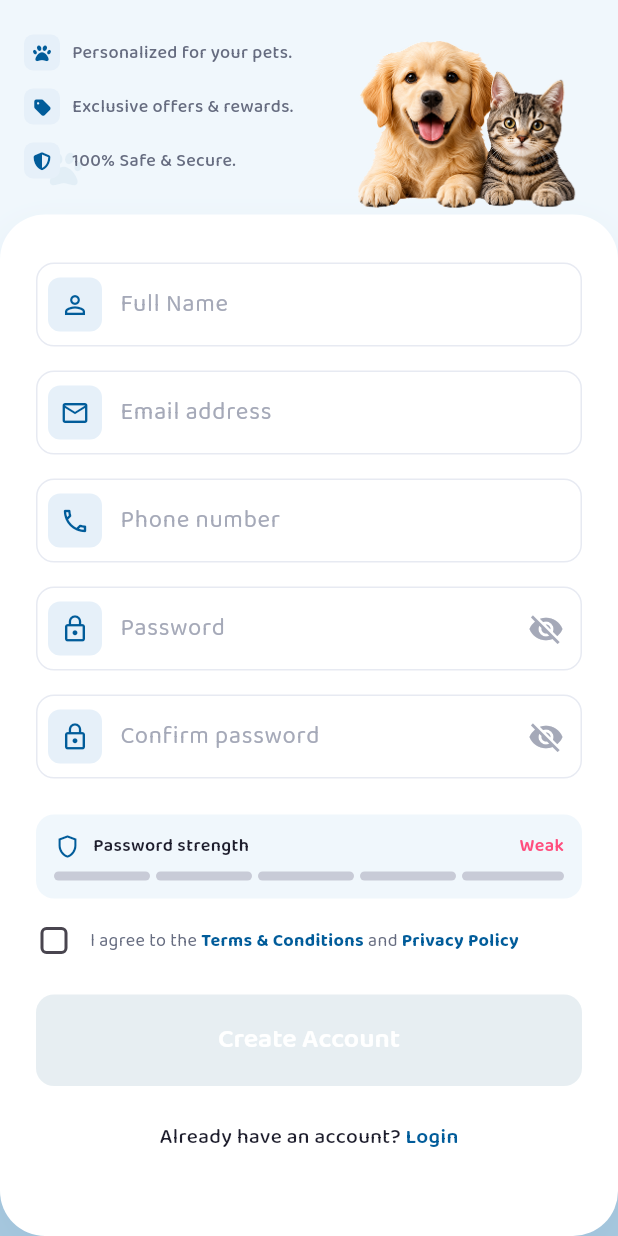
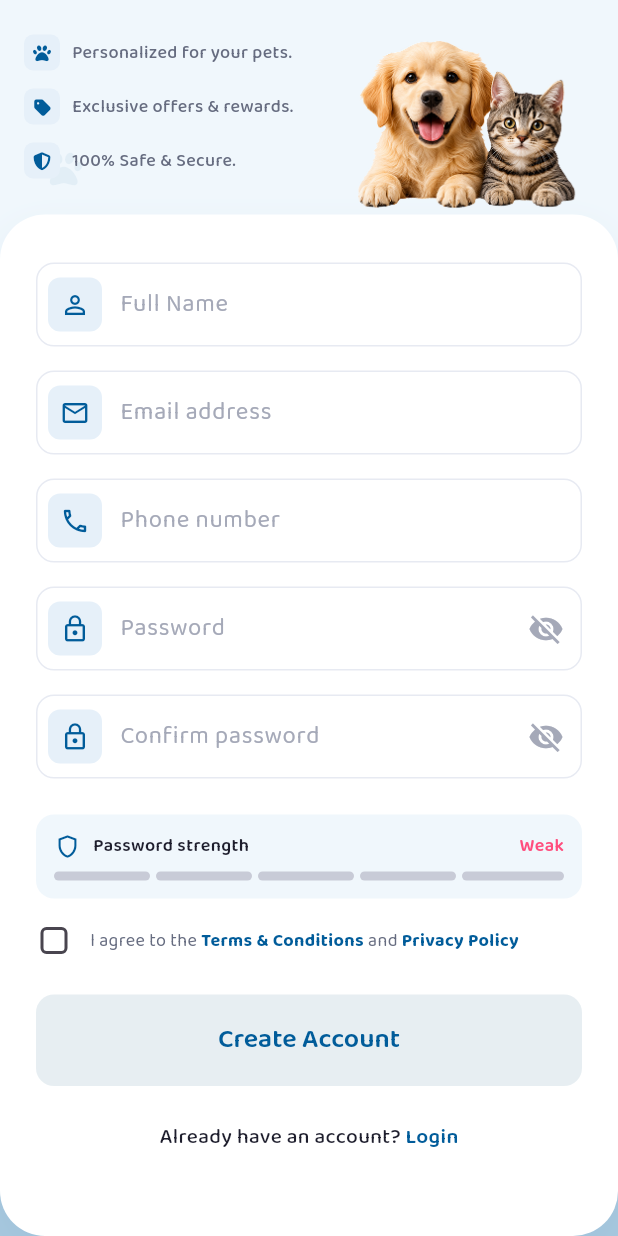
Before and after one commit to Asim-9812/nextrestrov2, a Flutter app: the SignUpPage screen opened directly, scrolled down 225 dp, on a phone screen of 412 x 824 dp. Run offline on Flutter 3.47's test engine with Material 3 defaults, Android fonts, the phone set to English and light mode, and no system bars; our stand-ins replace animate_do, dartz, device_preview, dio, equatable, firebase_core and 9 more; missing offline and left inert: onesignal_flutter; accounts and stored records are empty; network calls fail.

Commit message:
style: set input cursor and progress indicators to primary theme color

```diff
--- a/lib/core/theme/app_theme.dart
+++ b/lib/core/theme/app_theme.dart
@@ -24,6 +24,11 @@ class AppTheme {
     elevatedButtonTheme: AppButtonTheme.lightElevatedButtonTheme,
     outlinedButtonTheme: AppButtonTheme.lightOutlinedButtonTheme,
     inputDecorationTheme: AppInputTheme.lightInputDecorationTheme,
+    textSelectionTheme: const TextSelectionThemeData(
+      cursorColor: AppColors.primary,
+      selectionColor: AppColors.primarySoft,
+      selectionHandleColor: AppColors.primary,
+    ),
     appBarTheme: AppBarTheme(
       elevation: 0,
       centerTitle: false,
@@ -49,5 +54,9 @@ class AppTheme {
         return Colors.transparent;
       }),
     ),
+    progressIndicatorTheme: const ProgressIndicatorThemeData(
+      color: AppColors.primary,
+      refreshBackgroundColor: Colors.white,
+    ),
   );
 }
--- a/lib/features/auth/presentation/pages/sign_up_page.dart
+++ b/lib/features/auth/presentation/pages/sign_up_page.dart
@@ -391,7 +391,7 @@ class _SignUpPageState extends State<SignUpPage> {
                                           }
                                         },
                                   style: ElevatedButton.styleFrom(
-                                    backgroundColor: AppColors.primary,
+                                    backgroundColor: AppColors.primarySoft,
                                     padding: const EdgeInsets.symmetric(vertical: 16),
                                     shape: RoundedRectangleBorder(borderRadius: BorderRadius.circular(12)),
                                     elevation: 0,
@@ -404,7 +404,7 @@ class _SignUpPageState extends State<SignUpPage> {
                                         )
                                       : const Text(
                                           'Create Account',
-                                          style: TextStyle(color: AppColors.white, fontSize: 18, fontWeight: FontWeight.w600),
+                                          style: TextStyle(color: AppColors.primary, fontSize: 18, fontWeight: FontWeight.w600),
                                         ),
                                 );
                               },
--- a/lib/features/chatbot/presentation/widgets/typing_indicator.dart
+++ b/lib/features/chatbot/presentation/widgets/typing_indicator.dart
@@ -76,7 +76,7 @@ class _TypingIndicatorState extends State<TypingIndicator> with TickerProviderSt
                       height: 8,
                       width: 8,
                       decoration: BoxDecoration(
-                        color: AppColors.textTertiary.withAlpha(
+                        color: AppColors.primary.withAlpha(
                           (255 * (0.3 + 0.7 * _animations[index].value)).toInt(),
                         ),
                         shape: BoxShape.circle,
--- a/lib/features/dashboard/presentation/widgets/app_drawer.dart
+++ b/lib/features/dashboard/presentation/widgets/app_drawer.dart
@@ -40,7 +40,7 @@ class AppDrawer extends StatelessWidget {
             width: double.infinity,
             padding: const EdgeInsets.symmetric(vertical: 40, horizontal: 20),
             decoration: const BoxDecoration(
-              color: Color(0xFFEEF2FF), // Light blue background
+              color: AppColors.primarySoft,// Light blue background
             ),
             child: const Align(
               alignment: Alignment.bottomCenter,
@@ -180,7 +180,7 @@ class AppDrawer extends StatelessWidget {
         return Container(
           padding: const EdgeInsets.all(15),
           decoration: BoxDecoration(
-            color: const Color(0xFFF6F3FF),
+            color: AppColors.primaryLighter,
             borderRadius: BorderRadius.circular(12),
           ),
           child: Column(
--- a/lib/features/dashboard/presentation/widgets/dashboard_main_banner.dart
+++ b/lib/features/dashboard/presentation/widgets/dashboard_main_banner.dart
@@ -24,7 +24,7 @@ class DashboardMainBanner extends StatelessWidget {
               // Banner Purple Background
               Positioned.fill(
                 child: Container(
-                  color: const Color(0xFFE1D5FF).withOpacity(0.8),
+                  color: AppColors.primarySoft,
                 ),
               ),
               // Content - Increased left padding to center the group better
--- a/lib/features/pets/presentation/widgets/profile_pets_section.dart
+++ b/lib/features/pets/presentation/widgets/profile_pets_section.dart
@@ -76,7 +76,7 @@ class ProfilePetsSection extends StatelessWidget {
       child: Container(
         width: 120,
         decoration: BoxDecoration(
-          color: const Color(0xFFF2EEFF),
+          color: AppColors.primarySoft,
           borderRadius: BorderRadius.circular(16),
           border: Border.all(color: AppColors.primary.withOpacity(0.1)),
         ),
--- a/lib/features/profile/presentation/pages/profile_page.dart
+++ b/lib/features/profile/presentation/pages/profile_page.dart
@@ -237,7 +237,7 @@ class _ProfilePageState extends State<ProfilePage> {
         leading: Container(
           padding: const EdgeInsets.all(8),
           decoration: BoxDecoration(
-            color: const Color(0xFFF2EEFF),
+            color: AppColors.primarySoft,
             borderRadius: BorderRadius.circular(8),
           ),
           child: const Icon(Icons.logout_rounded, color: AppColors.primary, size: 20),
--- a/lib/features/wishlist/presentation/pages/wishlist_page.dart
+++ b/lib/features/wishlist/presentation/pages/wishlist_page.dart
@@ -215,7 +215,7 @@ class WishlistPage extends StatelessWidget {
       margin: const EdgeInsets.symmetric(horizontal: 16),
       padding: const EdgeInsets.all(20),
       decoration: BoxDecoration(
-        color: const Color(0xFFF2EEFF),
+        color: AppColors.primarySoft,
         borderRadius: BorderRadius.circular(24),
       ),
       child: Row(
```
Also changed, not shown: assets/images/icons/lockPWicon.png.
